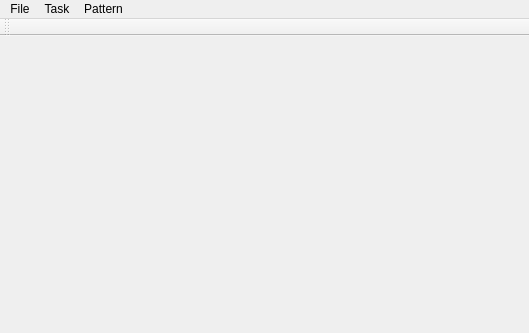
The window that QT/mainwindow.ui (wordtinker/TaskTools) describes before a commit, drawn with Qt 5.
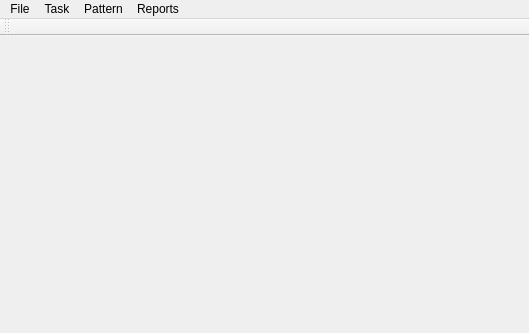
The same window after the commit.

Commit message: v 0.6 Add report feature

```diff
--- a/QT/mainwindow.ui
+++ b/QT/mainwindow.ui
@@ -47,9 +47,16 @@
     </property>
     <addaction name="actionManage"/>
    </widget>
+   <widget class="QMenu" name="menuReports">
+    <property name="title">
+     <string>Reports</string>
+    </property>
+    <addaction name="actionReport"/>
+   </widget>
    <addaction name="menuFile"/>
    <addaction name="menuTask"/>
    <addaction name="menuPattern"/>
+   <addaction name="menuReports"/>
   </widget>
   <widget class="QToolBar" name="mainToolBar">
    <attribute name="toolBarArea">
```
Left out of the diff: 5 changed lines with no effect on the pictures. The commit also changes 10 other files.
